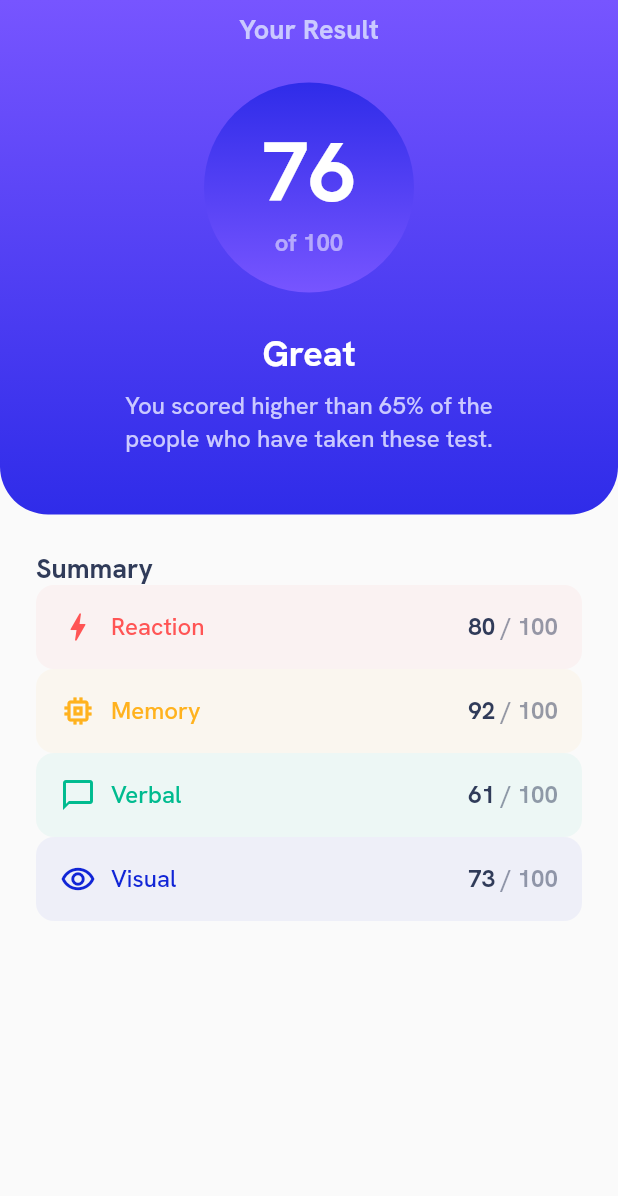
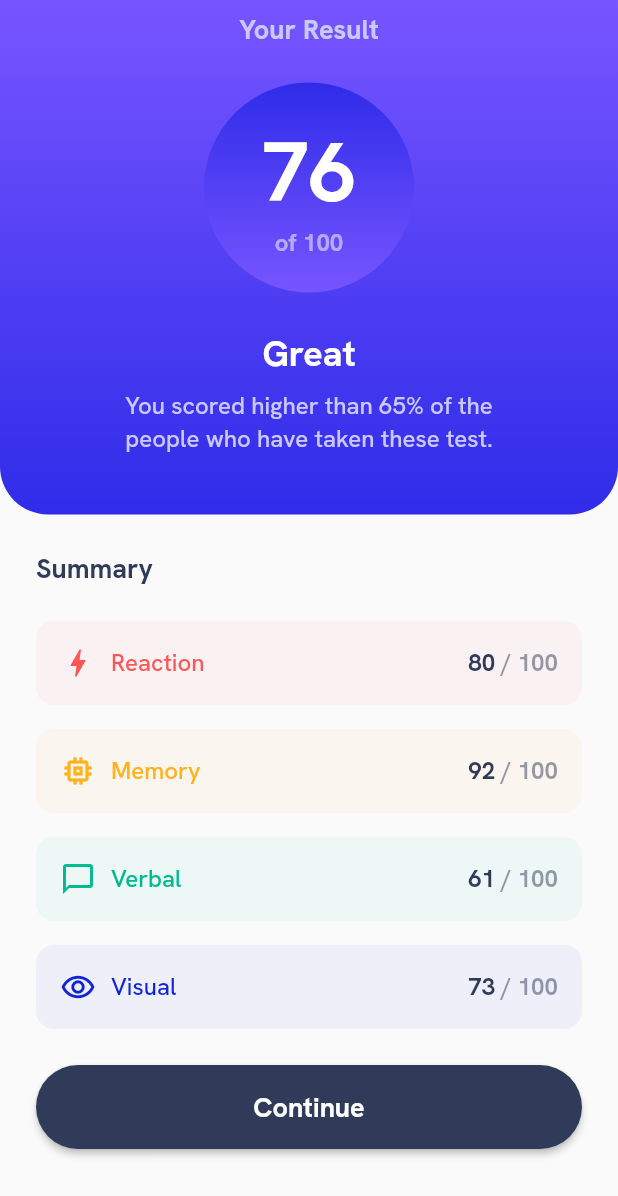
Before and after one commit to Lisviks/result-summary-component-frontendmentor, a Flutter app: the screen it shows after launch, on a phone screen of 412 x 824 dp. Shown: the top 1196 px of the screen. Run offline on Flutter 3.47's test engine with Material 2 defaults, Android fonts, the phone set to English and light mode, and no system bars.

Commit message:
flutter done

```diff
--- a/flutter_app/lib/category_widget.dart
+++ b/flutter_app/lib/category_widget.dart
@@ -10,7 +10,9 @@ class Category extends StatelessWidget {
 
   @override
   Widget build(BuildContext context) {
-    return Container(
+    return Padding(
+      padding: const EdgeInsets.only(bottom : 16.0),
+      child: Container(
         decoration: BoxDecoration(
           color: Color(color).withOpacity(0.05),
           borderRadius: const BorderRadius.all(
@@ -64,6 +66,7 @@ class Category extends StatelessWidget {
             ],
           ),
         ),
+      ),
     );
   }
 }
--- a/flutter_app/lib/summary_widget.dart
+++ b/flutter_app/lib/summary_widget.dart
@@ -10,8 +10,10 @@ class Summary extends StatelessWidget {
       padding: const EdgeInsets.all(24.0),
       child: Column(
         crossAxisAlignment: CrossAxisAlignment.start,
-        children: const [
-          Text(
+        children: [
+          const Padding(
+            padding: EdgeInsets.only(bottom: 24.0),
+            child: Text(
               'Summary',
               textAlign: TextAlign.left,
               style: TextStyle(
@@ -21,29 +23,50 @@ class Summary extends StatelessWidget {
                 color: Color(0xff303b59),
               ),
             ),
-          Category(
+          ),
+          const Category(
             score: '80',
             category: 'Reaction',
             icon: Icons.bolt_outlined,
             color: 0xffff5555,
           ),
-          Category(
+          const Category(
             score: '92',
             category: 'Memory',
             icon: Icons.memory,
             color: 0xffffb21e,
           ),
-          Category(
+          const Category(
             score: '61',
             category: 'Verbal',
             icon: Icons.chat_bubble_outline_outlined,
             color: 0xff00bb8f,
           ),
-          Category(
+          const Category(
             score: '73',
             category: 'Visual',
             icon: Icons.remove_red_eye_outlined,
             color: 0xff1125d6,
+          ),
+          Padding(
+            padding: const EdgeInsets.only(top: 8.0, bottom: 12.0),
+            child: ElevatedButton(
+              onPressed: () {},
+              style: ElevatedButton.styleFrom(
+                backgroundColor: const Color(0xff303b59),
+                minimumSize: const Size.fromHeight(56.0),
+                shape: RoundedRectangleBorder(
+                  borderRadius: BorderRadius.circular(50.0),
+                ),
+              ),
+              child: const Text(
+                'Continue',
+                style: TextStyle(
+                  fontSize: 18.0,
+                  fontWeight: FontWeight.w700,
+                ),
+              ),
+            ),
           ),
         ],
       ),
```
Lines whose indentation alone changed are shown as unchanged.
